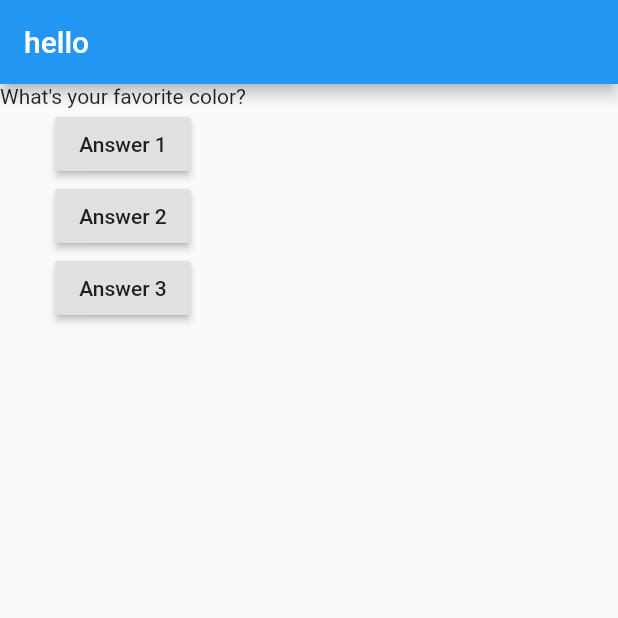
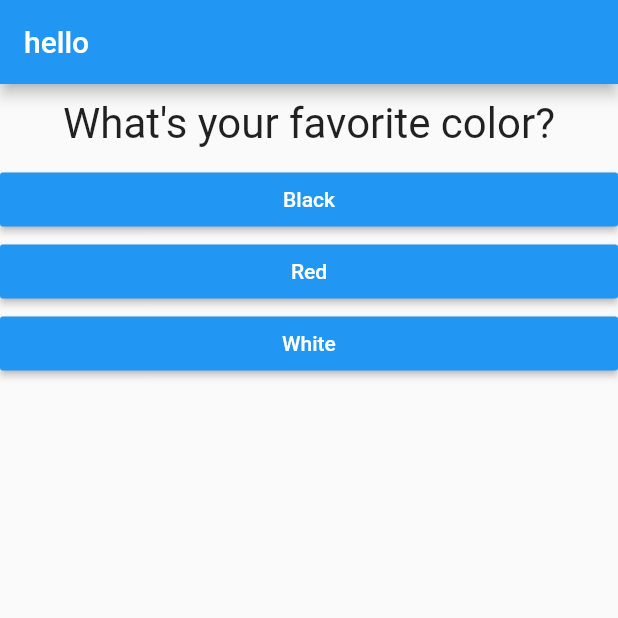
Before and after one commit to desancheztorres/flutter_complete_guide, a Flutter app: the screen it shows after launch, on a phone screen of 412 x 824 dp, the top half of it. Run offline on Flutter 3.47's test engine with Material 2 defaults, Android fonts, the phone set to English and light mode, and no system bars.

```diff
--- /dev/null
+++ b/lib/answer.dart
@@ -0,0 +1,21 @@
+import 'package:flutter/material.dart';
+
+class Answer extends StatelessWidget {
+  final Function selectHandler;
+  final String answerText;
+
+  Answer(this.selectHandler, this.answerText);
+
+  @override
+  Widget build(BuildContext context) {
+    return Container(
+      width: double.infinity,
+      child: RaisedButton(
+        color: Colors.blue,
+        textColor: Colors.white,
+        child: Text(answerText),
+        onPressed: selectHandler,
+      ),
+    );
+  }
+}
--- a/lib/main.dart
+++ b/lib/main.dart
@@ -1,3 +1,5 @@
+import 'package:complete_guide/answer.dart';
+import 'package:complete_guide/question.dart';
 import 'package:flutter/material.dart';
 
 void main() => runApp(MyApp());
@@ -12,9 +14,19 @@ class _MyAppState extends State<MyApp> {
 
   @override
   Widget build(BuildContext context) {
-    var questions = [
-      'What\'s your favorite color?',
-      'What\'s your favorite animal?'
+    const List<Map<String, dynamic>> questions = const [
+      {
+        'questionText': 'What\'s your favorite color?',
+        'answers': ['Black', 'Red', 'White']
+      },
+      {
+        'questionText': 'What\'s your favorite animal?',
+        'answers': ['Elephant', 'Cat', 'Spider', 'Rabbit']
+      },
+      {
+        'questionText': 'Who is your favourite instructor',
+        'answers': ['Max', 'Max', 'Max', 'Max']
+      },
     ];
 
     return MaterialApp(
@@ -24,19 +36,13 @@ class _MyAppState extends State<MyApp> {
         ),
         body: Column(
           children: <Widget>[
-            Text(questions[_questionIndex]),
-            RaisedButton(
-              child: Text('Answer 1'),
-              onPressed: _answerQuestion,
+            Question(
+              questions[_questionIndex]['questionText'],
             ),
-            RaisedButton(
-              child: Text('Answer 2'),
-              onPressed: _answerQuestion,
-            ),
-            RaisedButton(
-              child: Text('Answer 3'),
-              onPressed: _answerQuestion,
-            ),
+            ...(questions[_questionIndex]['answers'] as List<String>)
+                .map((answer) {
+              return Answer(_answerQuestion, answer);
+            }).toList(),
           ],
         ),
       ),
--- /dev/null
+++ b/lib/question.dart
@@ -0,0 +1,20 @@
+import 'package:flutter/material.dart';
+
+class Question extends StatelessWidget {
+  final String questionText;
+
+  Question(this.questionText);
+
+  @override
+  Widget build(BuildContext context) {
+    return Container(
+      width: double.infinity,
+      margin: EdgeInsets.all(10.0),
+      child: Text(
+        questionText,
+        style: TextStyle(fontSize: 28),
+        textAlign: TextAlign.center,
+      ),
+    );
+  }
+}
--- a/pubspec.yaml
+++ b/pubspec.yaml
@@ -14,7 +14,7 @@ description: A new Flutter project.
 version: 1.0.0+1
 
 environment:
-  sdk: ">=2.1.0 <3.0.0"
+  sdk: ">=2.3.0 <3.0.0"
 
 dependencies:
   flutter:
```
